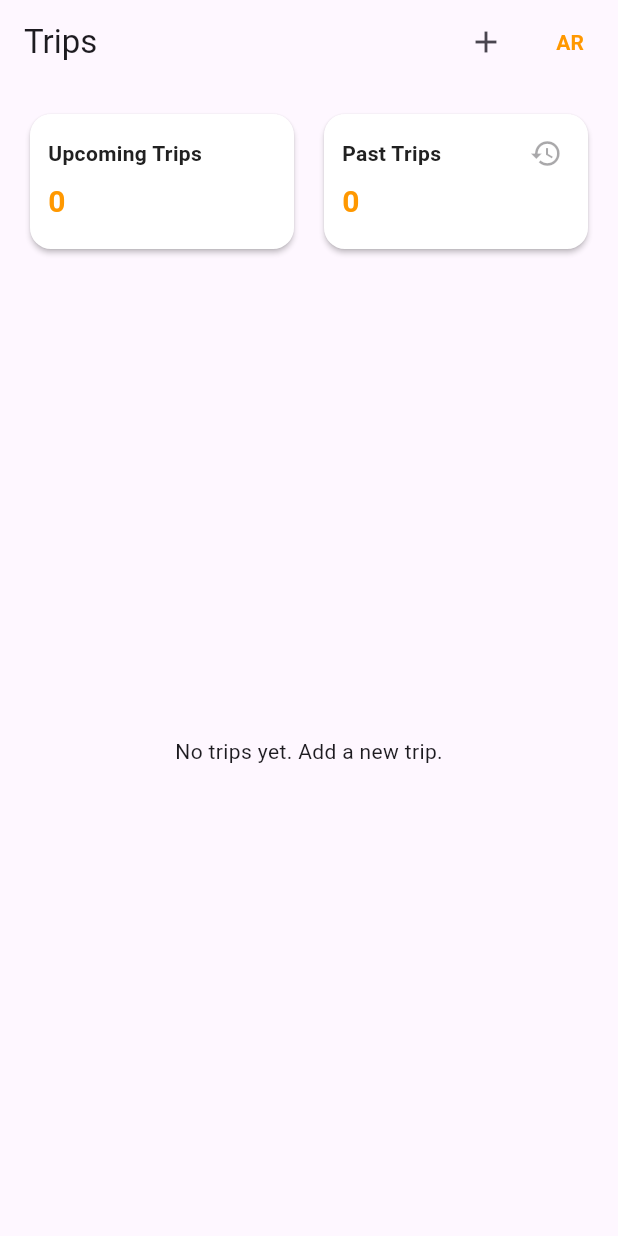
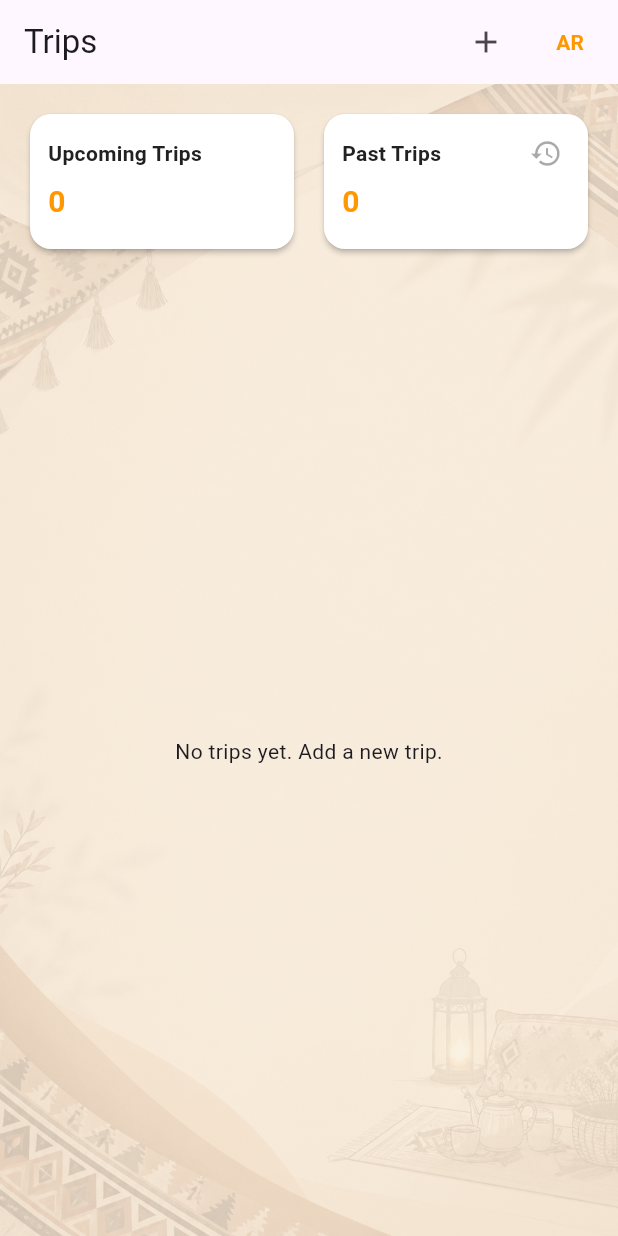
Before and after one commit to abdulrahman1ll/graduation_project, a Flutter app: the TripsPage screen opened directly with empty values, on a phone screen of 412 x 824 dp. Run offline on Flutter 3.47's test engine with Material 3 defaults, Android fonts, the phone set to English and light mode, and no system bars; our stand-ins replace app_links, cloud_firestore, firebase_auth, firebase_core, firebase_messaging, firebase_storage and 4 more; accounts and stored records are empty.

Commit message:
the ai api is online and the design its better

```diff
--- /dev/null
+++ b/kashta_api/runtime.txt
@@ -0,0 +1 @@
+python-3.11.9
--- a/lib/features/explore/services/ai_recommendation_service.dart
+++ b/lib/features/explore/services/ai_recommendation_service.dart
@@ -2,7 +2,7 @@ import 'dart:convert';
 import 'package:http/http.dart' as http;
 
 class AiRecommendationService {
-  static const String baseUrl = 'http://10.0.2.2:5000';
+  static const String baseUrl = 'https://kashta-api.onrender.com';
 
   Future<double?> predictRating({
     required String preferredPlaceType,
--- a/lib/features/profile/ui/profile_page.dart
+++ b/lib/features/profile/ui/profile_page.dart
@@ -5,6 +5,7 @@ import 'package:provider/provider.dart';
 import '../../../core/providers/role_provider.dart';
 import '../../../core/utils/localization.dart';
 import '../../../core/widgets/language_app_bar.dart';
+import '../../../widgets/kashta_background.dart';
 
 class ProfilePage extends StatefulWidget {
   const ProfilePage({
@@ -43,7 +44,8 @@ class _ProfilePageState extends State<ProfilePage> {
         title: widget.tr.t('profile'),
         onToggleLanguage: widget.onToggleLanguage,
       ),
-      body: ListView(
+      body: KashtaBackground(
+        child: ListView(
           padding: const EdgeInsets.all(16),
           children: [
             ListTile(
@@ -99,6 +101,7 @@ class _ProfilePageState extends State<ProfilePage> {
             ),
           ],
         ),
+      ),
     );
   }
 }
--- a/lib/features/trips/ui/trips_page.dart
+++ b/lib/features/trips/ui/trips_page.dart
@@ -6,6 +6,7 @@ import '../../../core/models/app_language.dart';
 import '../../../core/utils/firestore_utils.dart';
 import '../../../core/utils/localization.dart';
 import '../../../core/widgets/language_app_bar.dart';
+import '../../../widgets/kashta_background.dart';
 import '../helpers/checklist_utils.dart';
 import '../models/trip_member.dart';
 import '../services/checklist_assignment_service.dart';
@@ -96,7 +97,9 @@ class _TripsPageState extends State<TripsPage> {
           title: widget.tr.t('trips'),
           onToggleLanguage: widget.onToggleLanguage,
         ),
-        body: const Center(child: Text('Please sign in to view trips.')),
+        body: const KashtaBackground(
+          child: Center(child: Text('Please sign in to view trips.')),
+        ),
       );
     }
 
@@ -288,7 +291,7 @@ class _TripsPageState extends State<TripsPage> {
           ),
         ],
       ),
-      body: body,
+      body: KashtaBackground(child: body),
     );
   }
 }
--- /dev/null
+++ b/lib/widgets/kashta_background.dart
@@ -0,0 +1,34 @@
+import 'package:flutter/material.dart';
+
+class KashtaBackground extends StatelessWidget {
+  const KashtaBackground({
+    super.key,
+    required this.child,
+    this.overlayColor = const Color(0xFFF8EFE2),
+    this.overlayOpacity = 0.72,
+  });
+
+  final Widget child;
+  final Color overlayColor;
+  final double overlayOpacity;
+
+  @override
+  Widget build(BuildContext context) {
+    return Stack(
+      children: [
+        Positioned.fill(
+          child: Image.asset(
+            'assets/kas.png',
+            fit: BoxFit.cover,
+          ),
+        ),
+        Positioned.fill(
+          child: ColoredBox(
+            color: overlayColor.withValues(alpha: overlayOpacity),
+          ),
+        ),
+        child,
+      ],
+    );
+  }
+}
```
Also changed, not shown: kashta_api/requirements.txt (added, +7 -0 lines), lib/features/explore/ui/explore_page.dart (+4 -16 lines), lib/features/groups/ui/groups_page.dart (+6 -2 lines), pubspec.lock, 1 other file. Lines whose indentation alone changed are shown as unchanged.
